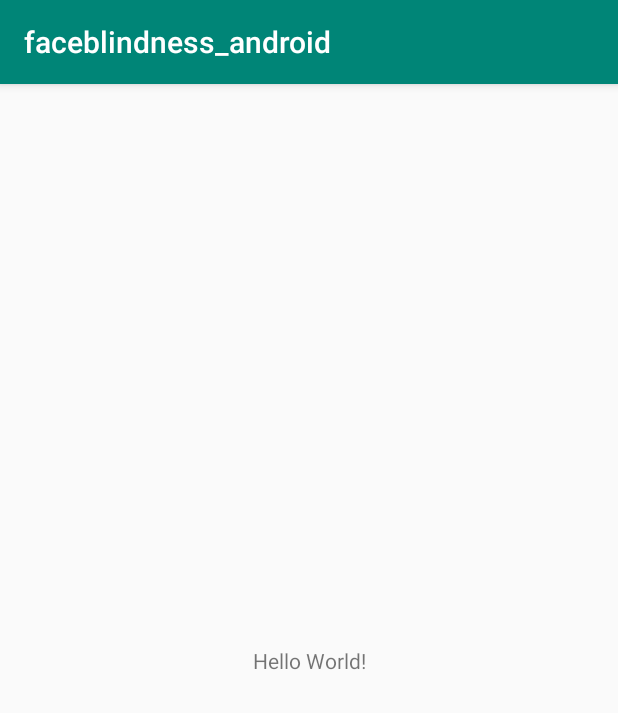
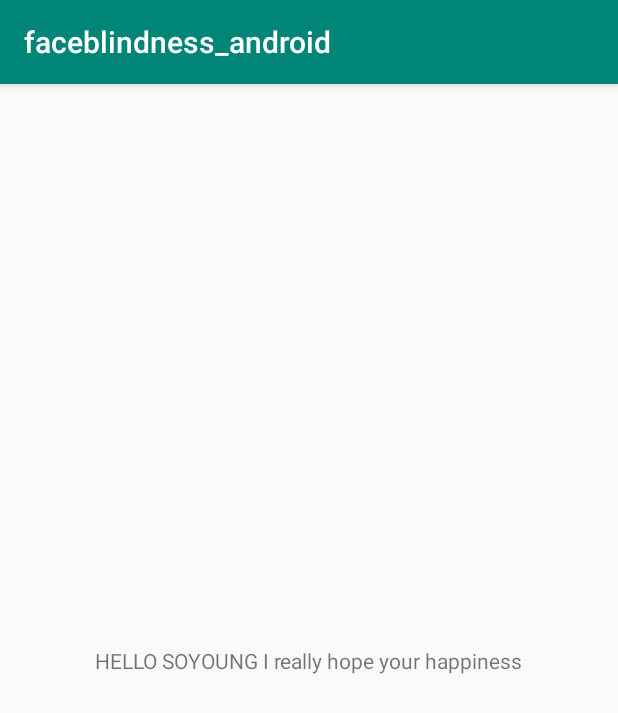
Before and after one commit to sowoncapstone/faceblindness_android, an Android app: the screen it shows after launch (MainActivity), on a phone screen of 412 x 824 dp. Shown: the top 713 px of the screen. Run offline under Robolectric (Android 15) with nearby library versions, the light colour scheme and no system bars; 2 statements that could not run were skipped.

Commit message:
SoyoungMessage

```diff
--- a/app/src/main/res/layout/activity_main.xml
+++ b/app/src/main/res/layout/activity_main.xml
@@ -10,7 +10,7 @@
         android:id="@+id/sample_text"
         android:layout_width="wrap_content"
         android:layout_height="wrap_content"
-        android:text="Hello World!"
+        android:text="HELLO SOYOUNG I really hope your happiness"
         app:layout_constraintBottom_toBottomOf="parent"
         app:layout_constraintLeft_toLeftOf="parent"
         app:layout_constraintRight_toRightOf="parent"
```
